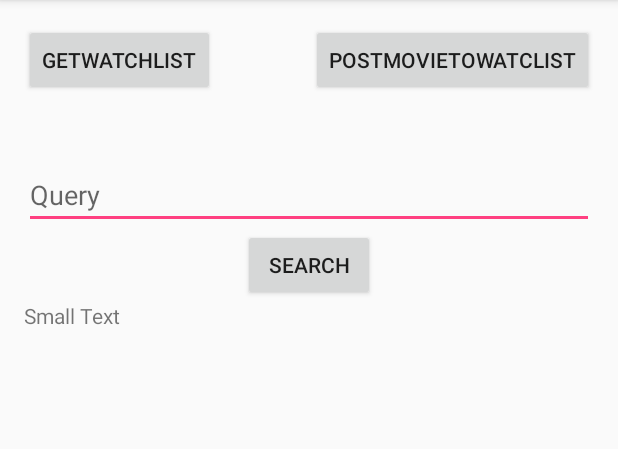
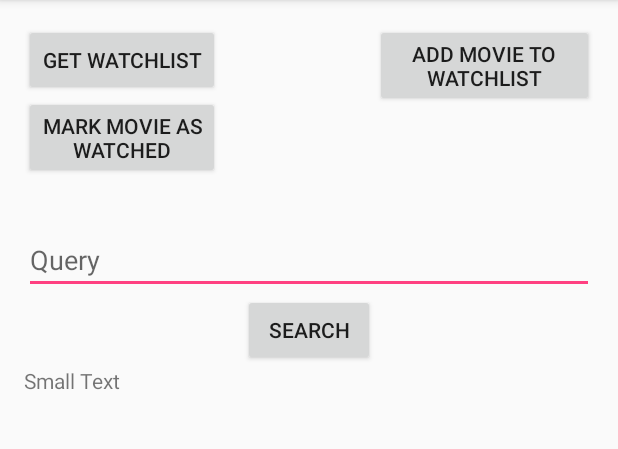
Before and after one commit to Nirespire/CAP5510, an Android app: the APITestActivity screen opened directly, with no data from a screen before it, on a phone screen of 412 x 824 dp, the part 84-533 px from its top. Run offline under Robolectric (Android 15) with nearby library versions, the light colour scheme and no system bars; our stand-ins replace CircleImageView.

Commit message:
Added API for marking item as watched

```diff
--- a/app/src/main/res/layout/activity_apitest.xml
+++ b/app/src/main/res/layout/activity_apitest.xml
@@ -12,7 +12,7 @@
     <Button
         android:layout_width="wrap_content"
         android:layout_height="wrap_content"
-        android:text="getWatchlist"
+        android:text="get watchlist"
         android:id="@+id/button"
         android:layout_alignParentTop="true"
         android:layout_alignParentLeft="true"
@@ -21,24 +21,26 @@
     <Button
         android:layout_width="wrap_content"
         android:layout_height="wrap_content"
-        android:text="postMovietoWatcList"
+        android:text="add movie to watchlist"
         android:id="@+id/button2"
         android:onClick="testPostWatchList"
         android:layout_alignParentTop="true"
         android:layout_alignParentRight="true"
-        android:layout_alignParentEnd="true" />
+        android:layout_alignParentEnd="true"
+        android:layout_toRightOf="@+id/searchBtn"
+        android:layout_toEndOf="@+id/searchBtn" />
 
     <EditText
         android:layout_width="wrap_content"
         android:layout_height="wrap_content"
         android:id="@+id/searchInput"
-        android:layout_below="@+id/button"
-        android:layout_marginTop="43dp"
-        android:layout_alignRight="@+id/button2"
-        android:layout_alignEnd="@+id/button2"
+        android:layout_marginTop="31dp"
+        android:hint="Query"
+        android:layout_below="@+id/button3"
         android:layout_alignParentLeft="true"
         android:layout_alignParentStart="true"
-        android:hint="Query" />
+        android:layout_alignParentRight="true"
+        android:layout_alignParentEnd="true" />
 
     <Button
         android:layout_width="wrap_content"
@@ -61,4 +63,17 @@
         android:layout_alignRight="@+id/searchInput"
         android:layout_alignEnd="@+id/searchInput"
         android:layout_alignParentBottom="true" />
+
+    <Button
+        android:layout_width="wrap_content"
+        android:layout_height="wrap_content"
+        android:text="mark movie as watched"
+        android:id="@+id/button3"
+        android:layout_below="@+id/button"
+        android:layout_alignRight="@+id/button"
+        android:layout_alignEnd="@+id/button"
+        android:layout_alignParentLeft="true"
+        android:layout_alignParentStart="true"
+        android:onClick="testPostWatchHistory"
+        android:nestedScrollingEnabled="false" />
 </RelativeLayout>
--- a/app/src/main/res/values/urls.xml
+++ b/app/src/main/res/values/urls.xml
@@ -20,6 +20,8 @@
     <string name="url_get_watchlist">https://api-v2launch.trakt.tv/sync/watchlist?extended=images</string>
     <string name="url_post_watchlist">https://api-v2launch.trakt.tv/sync/watchlist</string>
 
+    <string name="url_post_watch_history">https://api-v2launch.trakt.tv/sync/history</string>
+
     <string name="url_get_friends">https://api-v2launch.trakt.tv/users/me/friends?extended=images</string>
 
     <string name="url_search">https://api-v2launch.trakt.tv/search?</string>
```
Also changed, not shown: App/src/main/java/com/cap5510/cap5510/api/AddToWatchHistoryTask.java (added, +181 -0 lines), app/src/main/java/com/cap5510/cap5510/APITestActivity.java (+17 -0 lines), 1 other file.
